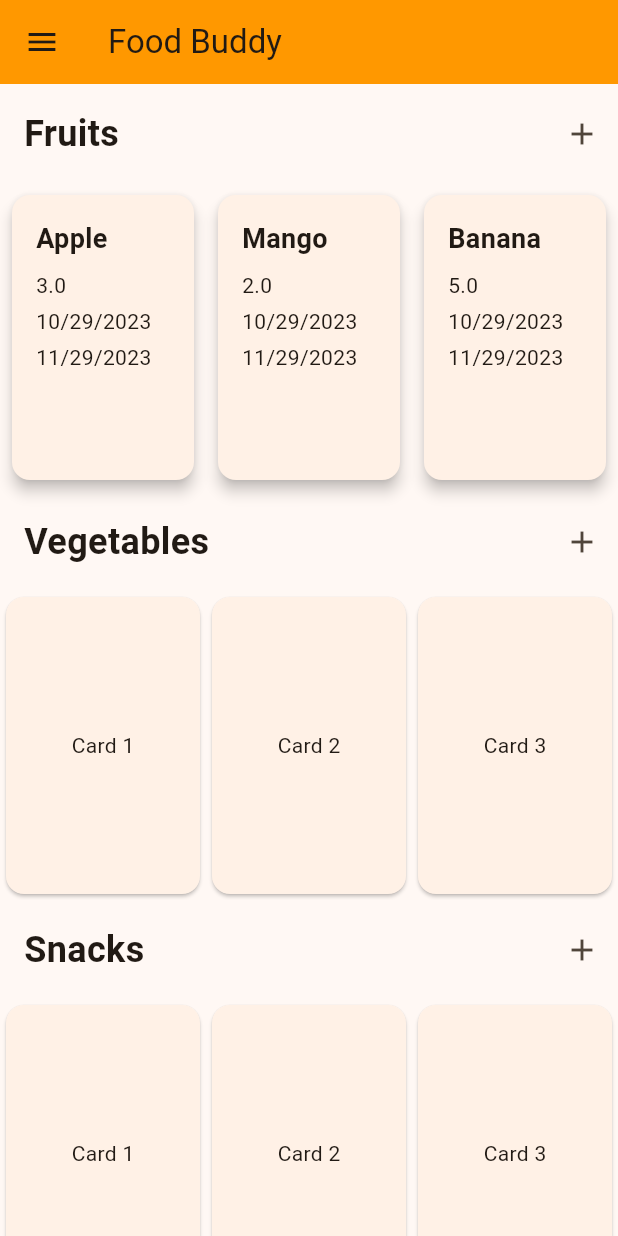
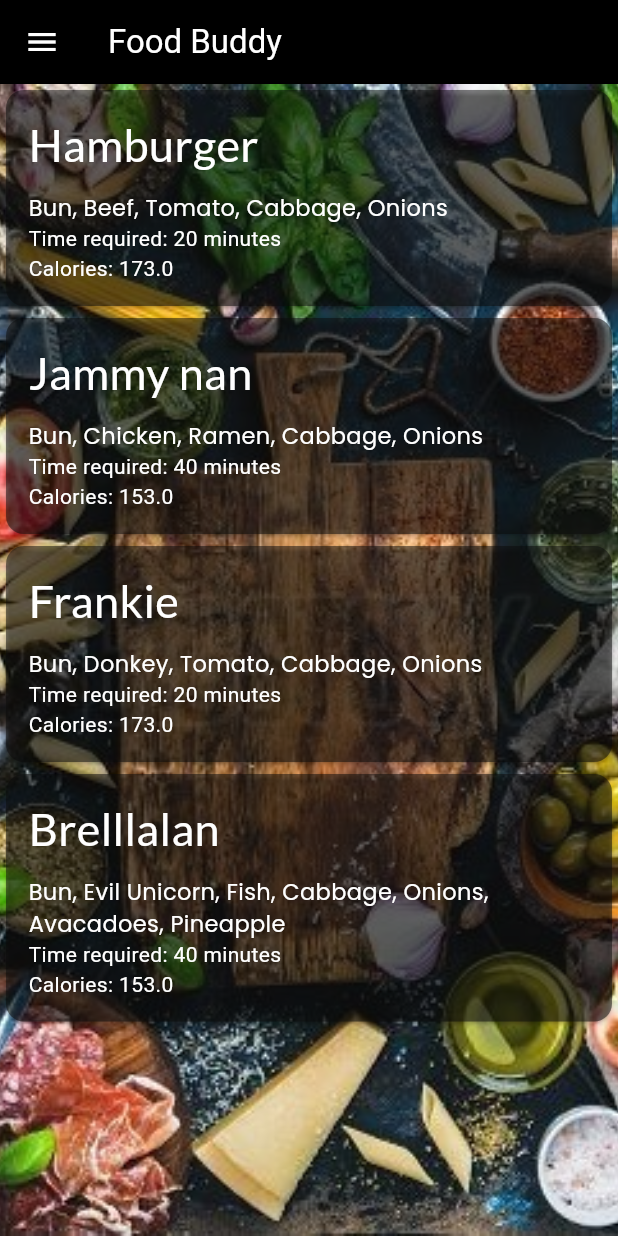
Before and after one commit to Mckenz31/foodBuddy, a Flutter app: the screen it shows after launch, on a phone screen of 412 x 824 dp. Run offline on Flutter 3.47's test engine with Material 2 defaults, Android fonts, the phone set to English and light mode, and no system bars; our stand-ins replace google_fonts.

Commit message:
recipe page

```diff
--- a/food_buddy/lib/data.dart
+++ /dev/null
@@ -1,3 +0,0 @@
-//This contains data for testing purposes
-
-import 'package:flutter/material.dart';
--- a/food_buddy/lib/main.dart
+++ b/food_buddy/lib/main.dart
@@ -1,5 +1,6 @@
 import 'package:flutter/material.dart';
 import 'package:food_buddy/widgets/inventory.dart';
+import 'package:food_buddy/widgets/recipe.dart';
 
 void main() {
   runApp(
@@ -9,7 +10,9 @@ void main() {
         colorScheme: ColorScheme.fromSeed(seedColor: Colors.orangeAccent),
         useMaterial3: true,
       ),
-      home: const Inventory(),
+      home: const Recipe(
+
+      ),
     ),
   );
 }
--- a/food_buddy/lib/models/food_items.dart
+++ b/food_buddy/lib/models/food_items.dart
@@ -15,21 +15,17 @@ enum Category {fruits, vegetables, snacks, meats, spices, dairy, grains, others}
 
 class FoodItems{
 
-  FoodItems({required this.product, required this.amount, required this.purchaseDate, required this.expirationDate, required this.category}): id = uuid.v4();
+  FoodItems({required this.product, required this.amount, required this.expirationDate, required this.category}): id = uuid.v4();
 
   final String id;
   final String product;
   final double amount;
-  final DateTime purchaseDate;
   final DateTime expirationDate;
   final Category category;
 
-  String get formattedPurchaseDate{
-    return formatter.format(purchaseDate);
-  }
 
   String get formattedExpiryDate{
-    return formatter.format(purchaseDate);
+    return formatter.format(expirationDate);
   }
 
   DateTime get currentDate{
--- /dev/null
+++ b/food_buddy/lib/models/recipe_content.dart
@@ -0,0 +1,28 @@
+class RecipeContent {
+  RecipeContent(
+      {required this.recipeName,
+      required this.ingredients,
+      required this.instructions,
+      required this.hours,
+      required this.minutes,
+      required this.ratings,
+      required this.calories,
+      required this.totalFat,
+      required this.sugar,
+      required this.protein,
+      required this.saturatedFats,
+      required this.carbohydrates});
+
+  final String recipeName;
+  final List ingredients;
+  final List instructions;
+  final int hours;
+  final int minutes;
+  final double ratings;
+  final double calories;
+  final double totalFat;
+  final double sugar;
+  final double protein;
+  final double saturatedFats;
+  final double carbohydrates;
+}
--- a/food_buddy/lib/widgets/custom_drawer.dart
+++ b/food_buddy/lib/widgets/custom_drawer.dart
@@ -1,5 +1,6 @@
 import 'package:flutter/material.dart';
 import 'package:food_buddy/widgets/inventory.dart';
+import 'package:food_buddy/widgets/recipe.dart';
 
 class CustomDrawer extends StatelessWidget {
   const CustomDrawer({super.key});
@@ -27,9 +28,16 @@ class CustomDrawer extends StatelessWidget {
                   ),
                 );
               }),
-          const ListTile(
-            leading: Icon(Icons.list),
-            title: Text('Recipes'),
+          ListTile(
+            leading: const Icon(Icons.list),
+            title: const Text('Recipes'),
+            onTap: (){
+              Navigator.of(context).push(
+                  MaterialPageRoute(
+                    builder: (context) => const Recipe(),
+                  ),
+                );
+            },
           ),
           // ListTile(
           //   leading: Icon(Icons.settings),
--- a/food_buddy/lib/widgets/inventory.dart
+++ b/food_buddy/lib/widgets/inventory.dart
@@ -13,28 +13,25 @@ class Inventory extends StatefulWidget {
 }
 
 class _Inventory extends State<Inventory> {
+  final image =
+      'https://images.unsplash.com/photo-1682686581362-796145f0e123?auto=format&fit=crop&q=60&w=500&ixlib=rb-4.0.3&ixid=M3wxMjA3fDF8MHxlZGl0b3JpYWwtZmVlZHwxfHx8ZW58MHx8fHx8';
 
   final List<FoodItems> fruitsList = [
     FoodItems(
         product: 'Apple',
         amount: 3,
-      purchaseDate: DateTime.now(),
         expirationDate: DateTime(
             DateTime.now().year, DateTime.now().month + 1, DateTime.now().day),
-      category: Category.fruits
-    ),
+        category: Category.fruits),
     FoodItems(
         product: 'Mango',
         amount: 2,
-      purchaseDate: DateTime.now(),
         expirationDate: DateTime(
             DateTime.now().year, DateTime.now().month + 1, DateTime.now().day),
-      category: Category.fruits
-    ),
+        category: Category.fruits),
     FoodItems(
       product: 'Banana',
       amount: 5,
-      purchaseDate: DateTime.now(),
       expirationDate: DateTime(
           DateTime.now().year, DateTime.now().month + 1, DateTime.now().day),
       category: Category.fruits,
@@ -68,7 +65,6 @@ class _Inventory extends State<Inventory> {
         child: Column(
           crossAxisAlignment: CrossAxisAlignment.start,
           children: <Widget>[
-
             //Fruits
             Row(
               children: [
@@ -80,16 +76,19 @@ class _Inventory extends State<Inventory> {
                   ),
                 ),
                 const Spacer(),
-                IconButton(onPressed: (){
+                IconButton(
+                    onPressed: () {
                       _showModel();
-                }, icon: const Icon(Icons.add))
+                    },
+                    icon: const Icon(Icons.add))
               ],
             ),
             SizedBox(
               height: MediaQuery.of(context).size.height / 4,
               child: ListView.builder(
                 scrollDirection: Axis.horizontal,
-                itemCount: fruitsList.length, // Number of items in the horizontal list
+                itemCount:
+                    fruitsList.length, // Number of items in the horizontal list
                 itemBuilder: (context, index) {
                   return SizedBox(
                     width: MediaQuery.of(context).size.width / 3, // Card width
@@ -109,12 +108,24 @@ class _Inventory extends State<Inventory> {
                                 fontWeight: FontWeight.bold,
                               ),
                             ),
+                            // Container(
+                            //   width: 150,
+                            //   height: 100,
+                            //   decoration: const BoxDecoration(
+                            //     color: Colors.pink,
+                            //     image: DecorationImage(
+                            //       image: AssetImage("assets/banana1.jpg"),
+                            //       fit: BoxFit
+                            //           .cover, // You can use BoxFit.fitWidth, BoxFit.contain, etc. as per your requirement
+                            //     ),
+                            //   ),
+                            // ),
+
                             const SizedBox(height: 8.0),
                             Text(fruitsList[index].amount.toString()),
                             const SizedBox(height: 4.0),
-                            Text(formatter.format(fruitsList[index].purchaseDate)),
-                            const SizedBox(height: 4.0),
-                            Text(formatter.format(fruitsList[index].expirationDate)),
+                            Text(formatter
+                                .format(fruitsList[index].expirationDate)),
                           ],
                         ),
                       ),
@@ -123,8 +134,6 @@ class _Inventory extends State<Inventory> {
                 },
               ),
             ),
-
-
 
             Row(
               children: [
@@ -136,7 +145,7 @@ class _Inventory extends State<Inventory> {
                   ),
                 ),
                 const Spacer(),
-                IconButton(onPressed: (){}, icon: const Icon(Icons.add))
+                IconButton(onPressed: () {}, icon: const Icon(Icons.add))
               ],
             ),
             SizedBox(
@@ -157,9 +166,6 @@ class _Inventory extends State<Inventory> {
               ),
             ),
 
-
-
-
             Row(
               children: [
                 const Padding(
@@ -170,7 +176,7 @@ class _Inventory extends State<Inventory> {
                   ),
                 ),
                 const Spacer(),
-                IconButton(onPressed: (){}, icon: const Icon(Icons.add))
+                IconButton(onPressed: () {}, icon: const Icon(Icons.add))
               ],
             ),
             SizedBox(
--- /dev/null
+++ b/food_buddy/lib/widgets/recipe.dart
@@ -0,0 +1,185 @@
+import 'package:flutter/material.dart';
+import 'package:food_buddy/models/recipe_content.dart';
+import 'package:food_buddy/widgets/custom_drawer.dart';
+import 'package:google_fonts/google_fonts.dart';
+
+class Recipe extends StatefulWidget {
+  const Recipe({super.key});
+
+  @override
+  State<Recipe> createState() {
+    return _Recipe();
+  }
+}
+
+class _Recipe extends State<Recipe> {
+
+  List<RecipeContent> recipeList = [
+    RecipeContent(
+        recipeName: 'Hamburger',
+        ingredients: ['Bun', 'Beef', 'Tomato', 'Cabbage', 'Onions'],
+        instructions: [
+          'Heat the bun',
+          'Dance around the fireplace',
+          'Flip the bun',
+          'Dance again',
+          'Heat the meat for 15mins',
+          'Put all the ingredients together',
+          'Dance and eat'
+        ],
+        hours: 5,
+        minutes: 20,
+        ratings: 4.2,
+        calories: 173,
+        totalFat: 3.2,
+        sugar: 77.2,
+        protein: 18.4,
+        saturatedFats: 97.9,
+        carbohydrates: 56.2),
+    RecipeContent(
+        recipeName: 'Jammy nan',
+        ingredients: ['Bun', 'Chicken', 'Ramen', 'Cabbage', 'Onions'],
+        instructions: [
+          'make a choice and proceed with recipe',
+          'depending on size of squash , cut into half or fourths',
+          'remove seeds',
+          'for spicy squash , drizzle olive oil or melted butter over each cut squash piece',
+          'season with mexican seasoning mix ii',
+          'for sweet squash , drizzle melted honey , butter , grated piloncillo over each cut squash piece',
+          'season with sweet mexican spice mix',
+          'bake at 350 degrees , again depending on size , for 40 minutes up to an hour , until a fork can easily pierce the skin',
+          'be careful not to burn the squash especially if you opt to use sugar or butter',
+          'if you feel more comfortable , cover the squash with aluminum foil the first half hour , give or take , of baking',
+          'if desired , season with salt'
+        ],
+        hours: 7,
+        minutes: 40,
+        ratings: 4.6,
+        calories: 153,
+        totalFat: 34,
+        sugar: 91.2,
+        protein: 27.7,
+        saturatedFats: 103.9,
+        carbohydrates: 45.2),
+    RecipeContent(
+        recipeName: 'Frankie',
+        ingredients: ['Bun', 'Donkey', 'Tomato', 'Cabbage', 'Onions'],
+        instructions: [
+          'brown ground beef in large pot',
+          'add chopped onions to ground beef when almost brown and sautee until wilted',
+          'add all other ingredients',
+          'add kidney beans if you like beans in your chili',
+          'cook in slow cooker on high for 2-3 hours or 6-8 hours on low',
+          'serve with cold clean lettuce and shredded cheese'
+        ],
+        hours: 5,
+        minutes: 20,
+        ratings: 4.2,
+        calories: 173,
+        totalFat: 3.2,
+        sugar: 77.2,
+        protein: 18.4,
+        saturatedFats: 97.9,
+        carbohydrates: 56.2),
+    RecipeContent(
+        recipeName: 'Brelllalan',
+        ingredients: ['Bun', 'Evil Unicorn', 'Fish', 'Cabbage', 'Onions', 'Avacadoes', 'Pineapple'],
+        instructions: [
+          'make a choice and proceed with recipe',
+          'depending on size of squash , cut into half or fourths',
+          'remove seeds',
+          'for spicy squash , drizzle olive oil or melted butter over each cut squash piece',
+          'season with mexican seasoning mix ii',
+          'for sweet squash , drizzle melted honey , butter , grated piloncillo over each cut squash piece',
+          'season with sweet mexican spice mix',
+          'bake at 350 degrees , again depending on size , for 40 minutes up to an hour , until a fork can easily pierce the skin',
+          'be careful not to burn the squash especially if you opt to use sugar or butter',
+          'if you feel more comfortable , cover the squash with aluminum foil the first half hour , give or take , of baking',
+          'if desired , season with salt'
+        ],
+        hours: 7,
+        minutes: 40,
+        ratings: 4.6,
+        calories: 153,
+        totalFat: 34,
+        sugar: 91.2,
+        protein: 27.7,
+        saturatedFats: 103.9,
+        carbohydrates: 45.2),
+  ];
+
+  @override
+  Widget build(BuildContext context) {
+    return Scaffold(
+      appBar: AppBar(
+        title: const Text(
+          'Food Buddy',
+          style: TextStyle(color: Colors.white),
+        ),
+        backgroundColor: Colors.black,
+        leading: Builder(
+          builder: (BuildContext context) {
+            return IconButton(
+              icon: const Icon(
+                Icons.menu,
+                color: Colors.white,
+              ),
+              onPressed: () => Scaffold.of(context).openDrawer(),
+            );
+          },
+        ),
+      ),
+      drawer: const CustomDrawer(),
+      body: Container(
+        decoration: const BoxDecoration(
+          image: DecorationImage(
+            image: AssetImage("assets/recipe.jpg"),
+            fit: BoxFit.cover,
+          ),
+        ),
+        child: ListView.builder(
+          itemCount: recipeList.length,
+          itemBuilder: (ctx, index) {
+            String ingredient = "";
+            for(int i = 0; i < recipeList[index].ingredients.length; i++){
+              if(i == 0){
+                ingredient = ingredient + recipeList[index].ingredients[i];
+              }
+              else{
+                ingredient = ingredient + ", " + recipeList[index].ingredients[i];
+              }
+            }
+            return Card(
+              color: const Color.fromARGB(129, 11, 11, 11),
+              child: Padding(
+                padding: const EdgeInsets.all(15.0),
+                child: Column(
+                  mainAxisAlignment: MainAxisAlignment.start,
+                  crossAxisAlignment: CrossAxisAlignment.start,
+                  children: [
+                    Text(recipeList[index].recipeName, style: GoogleFonts.lato(
+                      textStyle: const TextStyle(
+                        color: Colors.white,
+                        fontSize: 30
+                      ),
+                    ),),
+                    const SizedBox(height: 10,),
+                    Text(ingredient, style: GoogleFonts.poppins(
+                      textStyle: const TextStyle(
+                        color: Colors.white,
+                        fontSize: 15,
+
+                      ),
+                    )),
+                    Text('Time required: ${recipeList[index].minutes.toString()} minutes', style: const TextStyle(color: Colors.white)),
+                    Text('Calories: ${recipeList[index].calories.toString()}', style: const TextStyle(color: Colors.white))
+                  ],
+                ),
+              ),
+            );
+          },
+        ),
+      ),
+    );
+  }
+}
```
Also changed, not shown: food_buddy/pubspec.yaml (+4 -3 lines), food_buddy/assets/banana.png (added), food_buddy/assets/banana1.jpg (added), food_buddy/assets/recipe.jpg (added), food_buddy/pubspec.lock, 1 other file. Lines whose indentation alone changed are shown as unchanged.
